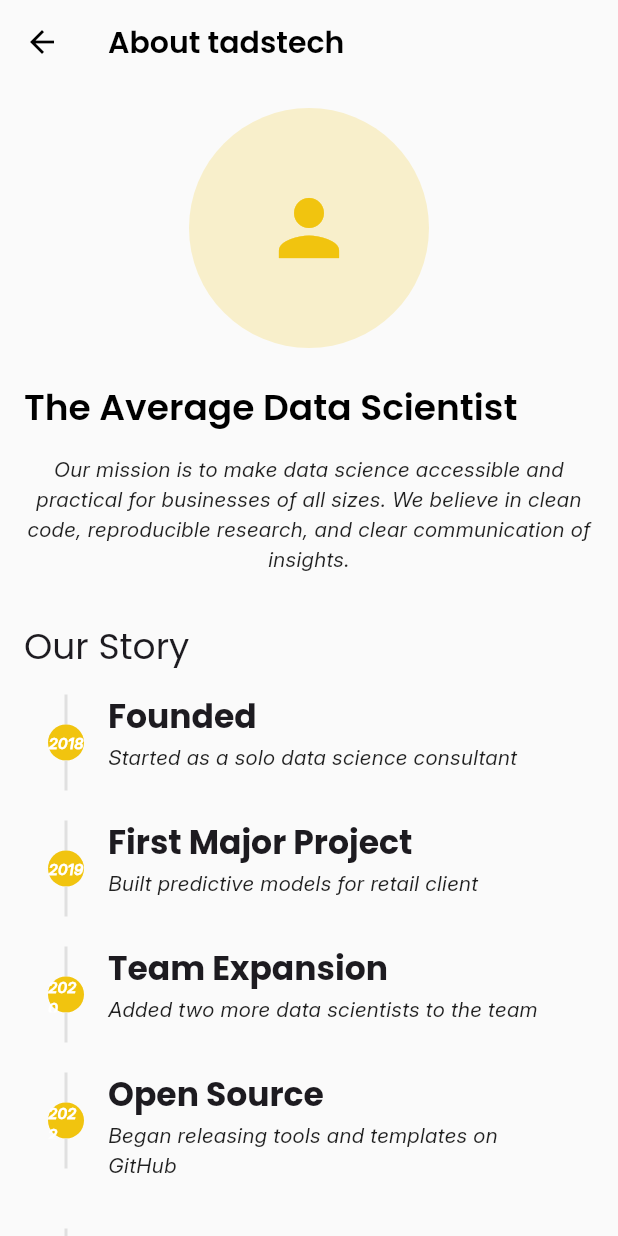
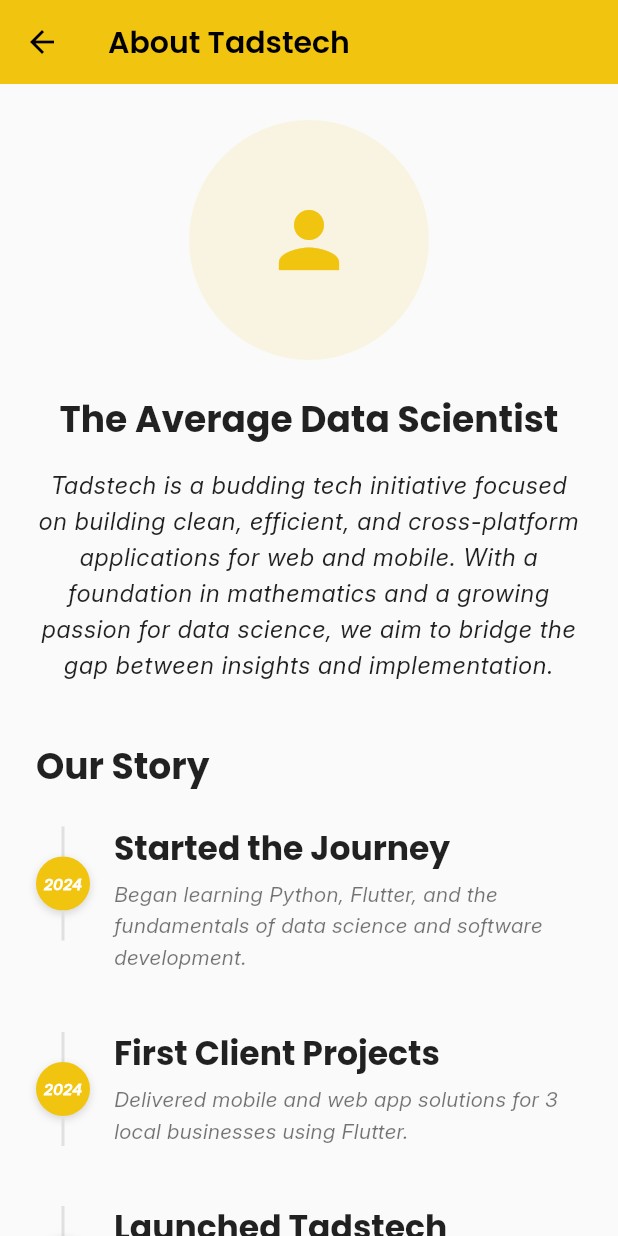
Before and after one commit to TADSTech/tadstech, a Flutter app: the AboutPage screen opened by its route, on a phone screen of 412 x 824 dp. Run offline on Flutter 3.47's test engine with Material 3 defaults, Android fonts, the light colour scheme and no system bars; our stand-ins replace flutter_animate, flutter_form_builder, flutter_svg, form_builder_validators, go_router, google_fonts and 1 more.

Commit message:
Updaated UI and Text Contrast

```diff
--- a/lib/core/widgets/timeline_item.dart
+++ b/lib/core/widgets/timeline_item.dart
@@ -1,8 +1,8 @@
-// core/widgets/timeline_item.dart
 import 'package:flutter/material.dart';
+import 'package:visibility_detector/visibility_detector.dart';
 import 'package:tadstech/core/theme/app_theme.dart';
 
-class TimelineItem extends StatelessWidget {
+class TimelineItem extends StatefulWidget {
   final String year;
   final String title;
   final String description;
@@ -19,27 +19,65 @@ class TimelineItem extends StatelessWidget {
   });
 
   @override
+  State<TimelineItem> createState() => _TimelineItemState();
+}
+
+class _TimelineItemState extends State<TimelineItem>
+    with SingleTickerProviderStateMixin {
+  bool _visible = false;
+
+  @override
   Widget build(BuildContext context) {
-    return Padding(
-      padding: const EdgeInsets.symmetric(horizontal: 16),
+    final theme = Theme.of(context);
+    final isDark = theme.brightness == Brightness.dark;
+
+    return VisibilityDetector(
+      key: Key('timeline-${widget.year}-${widget.title}'),
+      onVisibilityChanged: (info) {
+        if (info.visibleFraction > 0.1 && !_visible) {
+          setState(() {
+            _visible = true;
+          });
+        }
+      },
+      child: AnimatedOpacity(
+        opacity: _visible ? 1.0 : 0.0,
+        duration: const Duration(milliseconds: 500),
+        curve: Curves.easeOut,
+        child: AnimatedSlide(
+          offset: _visible ? Offset.zero : const Offset(0, 0.1),
+          duration: const Duration(milliseconds: 500),
+          curve: Curves.easeOut,
+          child: Padding(
+            padding: const EdgeInsets.symmetric(vertical: 8),
             child: Row(
               crossAxisAlignment: CrossAxisAlignment.start,
               children: [
-          // Timeline indicator column
                 Column(
                   children: [
-              if (!isFirst)
-                Container(width: 2, height: 20, color: Colors.grey[300]),
+                    if (!widget.isFirst)
                       Container(
-                width: 24,
-                height: 24,
+                        width: 2,
+                        height: 20,
+                        color: isDark ? Colors.grey[700] : Colors.grey[300],
+                      ),
+                    Container(
+                      width: 36,
+                      height: 36,
                       decoration: BoxDecoration(
                         color: AppTheme.primaryColor,
                         shape: BoxShape.circle,
+                        boxShadow: [
+                          BoxShadow(
+                            color: Colors.black.withOpacity(0.15),
+                            blurRadius: 4,
+                            offset: const Offset(0, 2),
                           ),
-                child: Center(
+                        ],
+                      ),
+                      alignment: Alignment.center,
                       child: Text(
-                    year,
+                        widget.year,
                         style: const TextStyle(
                           color: Colors.white,
                           fontSize: 10,
@@ -47,29 +85,35 @@ class TimelineItem extends StatelessWidget {
                         ),
                       ),
                     ),
+                    if (!widget.isLast)
+                      Container(
+                        width: 2,
+                        height: 20,
+                        color: isDark ? Colors.grey[700] : Colors.grey[300],
                       ),
-              if (!isLast)
-                Container(width: 2, height: 20, color: Colors.grey[300]),
                   ],
                 ),
                 const SizedBox(width: 16),
-          // Content column
                 Expanded(
                   child: Padding(
-              padding: const EdgeInsets.only(bottom: 32),
+                    padding: const EdgeInsets.only(bottom: 24),
                     child: Column(
                       crossAxisAlignment: CrossAxisAlignment.start,
                       children: [
                         Text(
-                    title,
-                    style: Theme.of(context).textTheme.titleLarge?.copyWith(
+                          widget.title,
+                          style: theme.textTheme.titleLarge?.copyWith(
                             fontWeight: FontWeight.bold,
+                            color: isDark ? Colors.white : Colors.black87,
                           ),
                         ),
-                  const SizedBox(height: 4),
+                        const SizedBox(height: 6),
                         Text(
-                    description,
-                    style: Theme.of(context).textTheme.bodyMedium,
+                          widget.description,
+                          style: theme.textTheme.bodyMedium?.copyWith(
+                            color: isDark ? Colors.grey[300] : Colors.black54,
+                            height: 1.5,
+                          ),
                         ),
                       ],
                     ),
@@ -77,6 +121,9 @@ class TimelineItem extends StatelessWidget {
                 ),
               ],
             ),
+          ),
+        ),
+      ),
     );
   }
 }
--- a/lib/features/about/presentation/about_page.dart
+++ b/lib/features/about/presentation/about_page.dart
@@ -7,98 +7,158 @@ class AboutPage extends StatelessWidget {
 
   @override
   Widget build(BuildContext context) {
+    final theme = Theme.of(context);
+    final isDark = theme.brightness == Brightness.dark;
+    final textColor = isDark ? Colors.white : Colors.black87;
+
     return Scaffold(
       appBar: AppBar(
-        title: const Text('About tadstech'),
+        title: const Text('About Tadstech'),
+        backgroundColor: theme.primaryColor,
+        foregroundColor: Colors.white,
       ),
-      body: SingleChildScrollView(
-        padding: const EdgeInsets.all(16),
+      body: LayoutBuilder(
+        builder: (context, constraints) {
+          final isWide = constraints.maxWidth > 600;
+          return SingleChildScrollView(
+            padding: const EdgeInsets.all(24),
+            child: Center(
+              child: ConstrainedBox(
+                constraints: const BoxConstraints(maxWidth: 1000),
                 child: Column(
-          crossAxisAlignment: CrossAxisAlignment.start,
+                  crossAxisAlignment: CrossAxisAlignment.center,
                   children: [
-            Center(
-              child: CircleAvatar(
+                    CircleAvatar(
                       radius: 80,
-                backgroundColor: AppTheme.primaryColor.withOpacity(0.2),
+                      backgroundColor: AppTheme.primaryColor.withOpacity(0.1),
                       child: const Icon(
                         Icons.person,
                         size: 60,
                         color: AppTheme.primaryColor,
                       ),
                     ),
-            ),
                     const SizedBox(height: 24),
                     Text(
                       'The Average Data Scientist',
-              style: Theme.of(context).textTheme.headlineMedium,
+                      style: theme.textTheme.headlineMedium?.copyWith(
+                        fontWeight: FontWeight.bold,
+                        color: textColor,
+                      ),
                       textAlign: TextAlign.center,
                     ),
                     const SizedBox(height: 16),
-            const Text(
-              'Our mission is to make data science accessible and practical for businesses of all sizes. '
-              'We believe in clean code, reproducible research, and clear communication of insights.',
+                    Text(
+                      'Tadstech is a budding tech initiative focused on building clean, efficient, and cross-platform applications for web and mobile. '
+                      'With a foundation in mathematics and a growing passion for data science, we aim to bridge the gap between insights and implementation.',
                       textAlign: TextAlign.center,
+                      style: theme.textTheme.bodyLarge?.copyWith(
+                        color: textColor,
+                        height: 1.5,
                       ),
-            const SizedBox(height: 32),
-            Text(
+                    ),
+
+                    const SizedBox(height: 40),
+                    Align(
+                      alignment: Alignment.centerLeft,
+                      child: Text(
                         'Our Story',
-              style: Theme.of(context).textTheme.headlineSmall,
+                        style: theme.textTheme.headlineSmall?.copyWith(
+                          fontWeight: FontWeight.bold,
+                          color: textColor,
+                        ),
+                      ),
                     ),
                     const SizedBox(height: 16),
                     const Column(
                       children: [
                         TimelineItem(
-                  year: '2018',
-                  title: 'Founded',
-                  description: 'Started as a solo data science consultant',
+                          year: '2024',
+                          title: 'Started the Journey',
+                          description:
+                              'Began learning Python, Flutter, and the fundamentals of data science and software development.',
                         ),
                         TimelineItem(
-                  year: '2019',
-                  title: 'First Major Project',
-                  description: 'Built predictive models for retail client',
+                          year: '2024',
+                          title: 'First Client Projects',
+                          description:
+                              'Delivered mobile and web app solutions for 3 local businesses using Flutter.',
                         ),
                         TimelineItem(
-                  year: '2020',
-                  title: 'Team Expansion',
-                  description: 'Added two more data scientists to the team',
+                          year: '2025',
+                          title: 'Launched Tadstech',
+                          description:
+                              'Branded personal development and freelance work under the name Tadstech — offering simple, effective digital solutions.',
                         ),
                         TimelineItem(
-                  year: '2022',
-                  title: 'Open Source',
-                  description: 'Began releasing tools and templates on GitHub',
-                ),
-                TimelineItem(
-                  year: '2023',
-                  title: 'Current',
-                  description: 'Serving clients across multiple industries',
+                          year: '2025',
+                          title: 'Looking Ahead',
+                          description:
+                              'Currently building real-world experience while preparing for open-source contributions in data science.',
                         ),
                       ],
                     ),
-            const SizedBox(height: 32),
-            Text(
+
+                    const SizedBox(height: 40),
+                    Align(
+                      alignment: Alignment.centerLeft,
+                      child: Text(
                         'Our Stack',
-              style: Theme.of(context).textTheme.headlineSmall,
+                        style: theme.textTheme.headlineSmall?.copyWith(
+                          fontWeight: FontWeight.bold,
+                          color: textColor,
+                        ),
+                      ),
                     ),
                     const SizedBox(height: 16),
                     Wrap(
-              spacing: 8,
-              runSpacing: 8,
+                      spacing: 12,
+                      runSpacing: 12,
                       children: const [
-                Chip(label: Text('Python')),
-                Chip(label: Text('Pandas')),
-                Chip(label: Text('NumPy')),
-                Chip(label: Text('Scikit-learn')),
-                Chip(label: Text('TensorFlow')),
-                Chip(label: Text('Flutter')),
-                Chip(label: Text('Dart')),
-                Chip(label: Text('SQL')),
-                Chip(label: Text('Git')),
-                Chip(label: Text('Docker')),
+                        _TechChip(label: 'Flutter'),
+                        _TechChip(label: 'Dart'),
+                        _TechChip(label: 'Python'),
+                        _TechChip(label: 'Git'),
+                        _TechChip(label: 'SQL'),
+                        _TechChip(label: 'Pandas'),
+                        _TechChip(label: 'NumPy'),
+                        _TechChip(label: 'Scikit-learn'),
+                        _TechChip(label: 'TensorFlow'),
+                        _TechChip(label: 'Docker'),
                       ],
                     ),
+
+                    const SizedBox(height: 32),
                   ],
                 ),
+              ),
+            ),
+          );
+        },
       ),
     );
   }
 }
+
+class _TechChip extends StatelessWidget {
+  final String label;
+
+  const _TechChip({required this.label});
+
+  @override
+  Widget build(BuildContext context) {
+    final theme = Theme.of(context);
+    return Chip(
+      label: Text(
+        label,
+        style: TextStyle(
+          color:
+              theme.brightness == Brightness.dark
+                  ? Colors.white
+                  : Colors.black87,
+        ),
+      ),
+      backgroundColor: theme.colorScheme.secondary.withOpacity(0.1),
+      side: BorderSide(color: theme.colorScheme.primary.withOpacity(0.2)),
+    );
+  }
+}
--- a/pubspec.yaml
+++ b/pubspec.yaml
@@ -29,6 +29,7 @@ dependencies:
   flutter_email_sender: ^7.0.0
   flutter_form_builder: ^10.0.1
   form_builder_validators: ^11.1.2
+  visibility_detector: ^0.4.0+2
 
 dev_dependencies:
   flutter_test:
```
Also changed, not shown: lib/features/services/presentation/widgets/data_cleaning_tab.dart (+131 -34 lines), pubspec.lock, 3 other files. Lines whose indentation alone changed are shown as unchanged.
